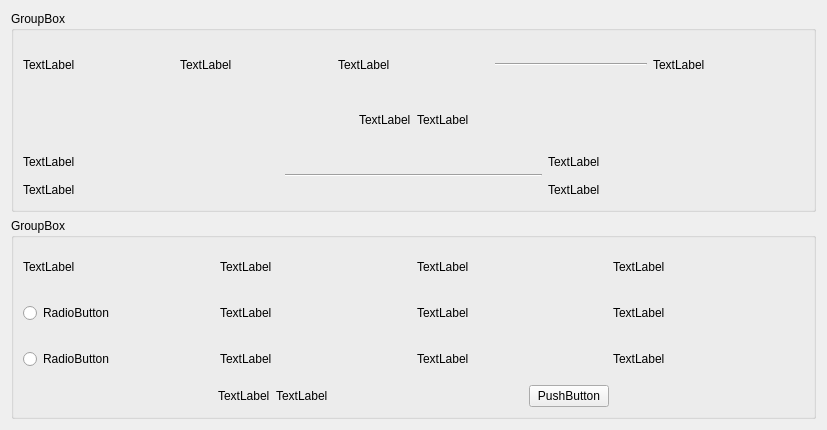
This is ticket_purchase.ui in Aloereed/Flightman_Client_DATA130039 as Qt 5 draws it before an edit. The edited form follows.
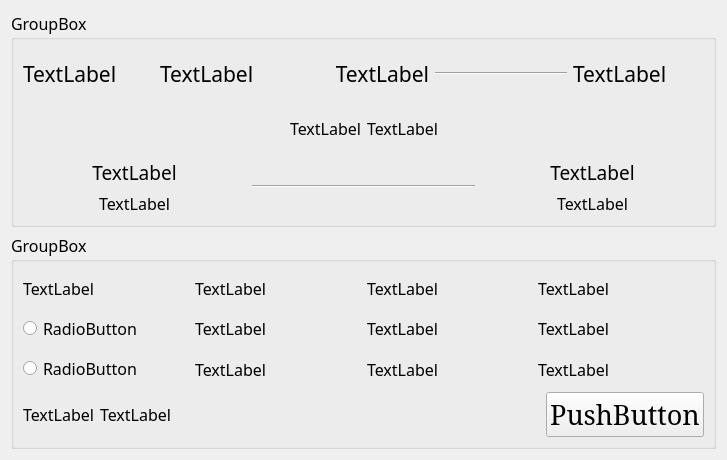
This is the edited form.

```diff
--- a/ticket_purchase.ui
+++ b/ticket_purchase.ui
@@ -6,10 +6,16 @@
    <rect>
     <x>0</x>
     <y>0</y>
-    <width>827</width>
-    <height>430</height>
+    <width>727</width>
+    <height>460</height>
    </rect>
   </property>
+  <property name="font">
+   <font>
+    <family>Yu Gothic UI Semilight</family>
+    <pointsize>12</pointsize>
+   </font>
+  </property>
   <property name="windowTitle">
    <string>Form</string>
   </property>
@@ -28,6 +34,12 @@
            <layout class="QHBoxLayout" name="horizontalLayout_2">
             <item>
              <widget class="QLabel" name="label_date">
+              <property name="font">
+               <font>
+                <family>Yu Gothic UI Semilight</family>
+                <pointsize>16</pointsize>
+               </font>
+              </property>
               <property name="text">
                <string>TextLabel</string>
               </property>
@@ -35,6 +47,12 @@
             </item>
             <item>
              <widget class="QLabel" name="label_schedule">
+              <property name="font">
+               <font>
+                <family>微软雅黑 Light</family>
+                <pointsize>16</pointsize>
+               </font>
+              </property>
               <property name="text">
                <string>TextLabel</string>
               </property>
@@ -42,9 +60,21 @@
             </item>
             <item>
              <widget class="QLabel" name="label_depCity">
+              <property name="font">
+               <font>
+                <family>Yu Gothic UI Semibold</family>
+                <pointsize>16</pointsize>
+               </font>
+              </property>
+              <property name="layoutDirection">
+               <enum>Qt::LeftToRight</enum>
+              </property>
               <property name="text">
                <string>TextLabel</string>
               </property>
+              <property name="alignment">
+               <set>Qt::AlignRight|Qt::AlignTrailing|Qt::AlignVCenter</set>
+              </property>
              </widget>
             </item>
             <item>
@@ -56,6 +86,12 @@
             </item>
             <item>
              <widget class="QLabel" name="label_arvCity">
+              <property name="font">
+               <font>
+                <family>Yu Gothic UI Semibold</family>
+                <pointsize>16</pointsize>
+               </font>
+              </property>
               <property name="text">
                <string>TextLabel</string>
               </property>
@@ -80,6 +116,12 @@
             </item>
             <item>
              <widget class="QLabel" name="label_company">
+              <property name="font">
+               <font>
+                <family>微软雅黑 Light</family>
+                <pointsize>12</pointsize>
+               </font>
+              </property>
               <property name="text">
                <string>TextLabel</string>
               </property>
@@ -87,6 +129,12 @@
             </item>
             <item>
              <widget class="QLabel" name="label_flightID">
+              <property name="font">
+               <font>
+                <family>Yu Gothic UI Semilight</family>
+                <pointsize>12</pointsize>
+               </font>
+              </property>
               <property name="text">
                <string>TextLabel</string>
               </property>
@@ -113,16 +161,34 @@
              <layout class="QVBoxLayout" name="verticalLayout">
               <item>
                <widget class="QLabel" name="label_depTime">
+                <property name="font">
+                 <font>
+                  <family>Yu Gothic UI Semilight</family>
+                  <pointsize>14</pointsize>
+                 </font>
+                </property>
                 <property name="text">
                  <string>TextLabel</string>
                 </property>
+                <property name="alignment">
+                 <set>Qt::AlignCenter</set>
+                </property>
                </widget>
               </item>
               <item>
                <widget class="QLabel" name="label_depAirport">
+                <property name="font">
+                 <font>
+                  <family>Yu Gothic UI Semilight</family>
+                  <pointsize>12</pointsize>
+                 </font>
+                </property>
                 <property name="text">
                  <string>TextLabel</string>
                 </property>
+                <property name="alignment">
+                 <set>Qt::AlignCenter</set>
+                </property>
                </widget>
               </item>
              </layout>
@@ -138,16 +204,34 @@
              <layout class="QVBoxLayout" name="verticalLayout_2">
               <item>
                <widget class="QLabel" name="label_arvTime">
+                <property name="font">
+                 <font>
+                  <family>Yu Gothic UI Semilight</family>
+                  <pointsize>14</pointsize>
+                 </font>
+                </property>
                 <property name="text">
                  <string>TextLabel</string>
                 </property>
+                <property name="alignment">
+                 <set>Qt::AlignCenter</set>
+                </property>
                </widget>
               </item>
               <item>
                <widget class="QLabel" name="label_arvAirport">
+                <property name="font">
+                 <font>
+                  <family>Yu Gothic UI Semilight</family>
+                  <pointsize>12</pointsize>
+                 </font>
+                </property>
                 <property name="text">
                  <string>TextLabel</string>
                 </property>
+                <property name="alignment">
+                 <set>Qt::AlignCenter</set>
+                </property>
                </widget>
               </item>
              </layout>
@@ -171,6 +255,12 @@
            <layout class="QHBoxLayout" name="horizontalLayout_4">
             <item>
              <widget class="QLabel" name="label_type">
+              <property name="font">
+               <font>
+                <family>Yu Gothic UI Semibold</family>
+                <pointsize>12</pointsize>
+               </font>
+              </property>
               <property name="text">
                <string>TextLabel</string>
               </property>
@@ -178,6 +268,12 @@
             </item>
             <item>
              <widget class="QLabel" name="label_remainingTickets">
+              <property name="font">
+               <font>
+                <family>Yu Gothic UI Semibold</family>
+                <pointsize>12</pointsize>
+               </font>
+              </property>
               <property name="text">
                <string>TextLabel</string>
               </property>
@@ -185,6 +281,12 @@
             </item>
             <item>
              <widget class="QLabel" name="label_Price">
+              <property name="font">
+               <font>
+                <family>Yu Gothic UI Semibold</family>
+                <pointsize>12</pointsize>
+               </font>
+              </property>
               <property name="text">
                <string>TextLabel</string>
               </property>
@@ -192,6 +294,12 @@
             </item>
             <item>
              <widget class="QLabel" name="label_Discount">
+              <property name="font">
+               <font>
+                <family>Yu Gothic UI Semibold</family>
+                <pointsize>12</pointsize>
+               </font>
+              </property>
               <property name="text">
                <string>TextLabel</string>
               </property>
@@ -203,6 +311,12 @@
            <layout class="QHBoxLayout" name="horizontalLayout_5">
             <item>
              <widget class="QRadioButton" name="radioButton_econ">
+              <property name="font">
+               <font>
+                <family>Yu Gothic UI Semilight</family>
+                <pointsize>12</pointsize>
+               </font>
+              </property>
               <property name="text">
                <string>RadioButton</string>
               </property>
@@ -210,6 +324,12 @@
             </item>
             <item>
              <widget class="QLabel" name="label_remainEcon">
+              <property name="font">
+               <font>
+                <family>Yu Gothic UI Semilight</family>
+                <pointsize>12</pointsize>
+               </font>
+              </property>
               <property name="text">
                <string>TextLabel</string>
               </property>
@@ -217,6 +337,12 @@
             </item>
             <item>
              <widget class="QLabel" name="label_PriceEcon">
+              <property name="font">
+               <font>
+                <family>Yu Gothic UI Semilight</family>
+                <pointsize>12</pointsize>
+               </font>
+              </property>
               <property name="text">
                <string>TextLabel</string>
               </property>
@@ -224,6 +350,12 @@
             </item>
             <item>
              <widget class="QLabel" name="label_DiscountEcon">
+              <property name="font">
+               <font>
+                <family>Yu Gothic UI Semilight</family>
+                <pointsize>12</pointsize>
+               </font>
+              </property>
               <property name="text">
                <string>TextLabel</string>
               </property>
@@ -235,6 +367,12 @@
            <layout class="QHBoxLayout" name="horizontalLayout_7">
             <item>
              <widget class="QRadioButton" name="radioButton_busi">
+              <property name="font">
+               <font>
+                <family>Yu Gothic UI Semilight</family>
+                <pointsize>12</pointsize>
+               </font>
+              </property>
               <property name="text">
                <string>RadioButton</string>
               </property>
@@ -242,6 +380,12 @@
             </item>
             <item>
              <widget class="QLabel" name="label_reaminingBusi">
+              <property name="font">
+               <font>
+                <family>Yu Gothic UI Semilight</family>
+                <pointsize>12</pointsize>
+               </font>
+              </property>
               <property name="text">
                <string>TextLabel</string>
               </property>
@@ -249,6 +393,12 @@
             </item>
             <item>
              <widget class="QLabel" name="label_PriceBusi">
+              <property name="font">
+               <font>
+                <family>Yu Gothic UI Semilight</family>
+                <pointsize>12</pointsize>
+               </font>
+              </property>
               <property name="text">
                <string>TextLabel</string>
               </property>
@@ -256,6 +406,12 @@
             </item>
             <item>
              <widget class="QLabel" name="label_DiscountBusi">
+              <property name="font">
+               <font>
+                <family>Yu Gothic UI Semilight</family>
+                <pointsize>12</pointsize>
+               </font>
+              </property>
               <property name="text">
                <string>TextLabel</string>
               </property>
@@ -267,21 +423,14 @@
         </item>
         <item row="1" column="0">
          <layout class="QHBoxLayout" name="horizontalLayout_6">
-          <item>
-           <spacer name="horizontalSpacer">
-            <property name="orientation">
-             <enum>Qt::Horizontal</enum>
-            </property>
-            <property name="sizeHint" stdset="0">
-             <size>
-              <width>40</width>
-              <height>20</height>
-             </size>
-            </property>
-           </spacer>
-          </item>
           <item>
            <widget class="QLabel" name="label_Balance">
+            <property name="font">
+             <font>
+              <family>Yu Gothic UI Semilight</family>
+              <pointsize>12</pointsize>
+             </font>
+            </property>
             <property name="text">
              <string>TextLabel</string>
             </property>
@@ -289,6 +438,12 @@
           </item>
           <item>
            <widget class="QLabel" name="label_BalanceMoney">
+            <property name="font">
+             <font>
+              <family>Yu Gothic UI Semilight</family>
+              <pointsize>12</pointsize>
+             </font>
+            </property>
             <property name="text">
              <string>TextLabel</string>
             </property>
@@ -309,24 +464,17 @@
           </item>
           <item>
            <widget class="QPushButton" name="pushButton">
+            <property name="font">
+             <font>
+              <family>Constantia</family>
+              <pointsize>20</pointsize>
+             </font>
+            </property>
             <property name="text">
              <string>PushButton</string>
             </property>
            </widget>
           </item>
-          <item>
-           <spacer name="horizontalSpacer_3">
-            <property name="orientation">
-             <enum>Qt::Horizontal</enum>
-            </property>
-            <property name="sizeHint" stdset="0">
-             <size>
-              <width>40</width>
-              <height>20</height>
-             </size>
-            </property>
-           </spacer>
-          </item>
          </layout>
         </item>
        </layout>
```
